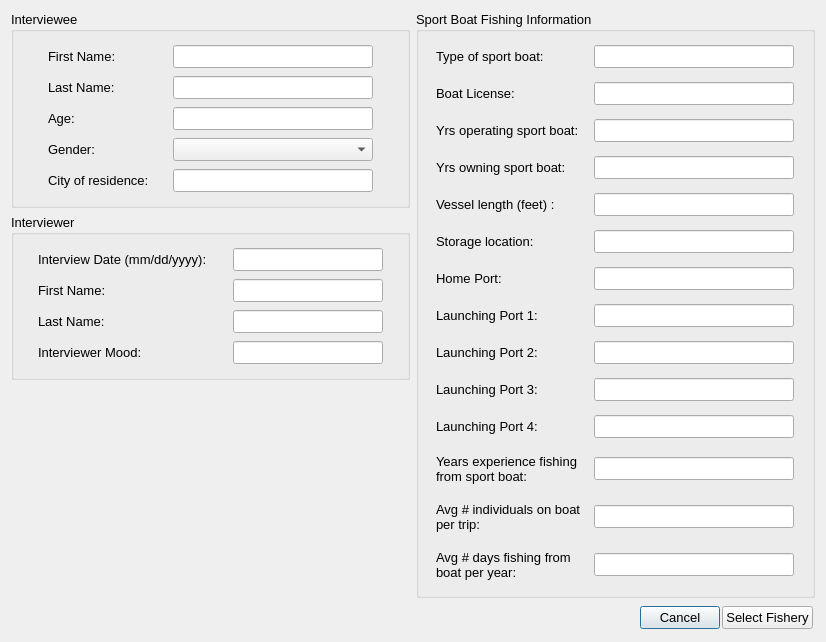
The window that oom_norcal_rec/Interview/interviewstart.ui (Ecotrust/openoceanmap-desktop) describes before a commit, drawn with Qt 5.
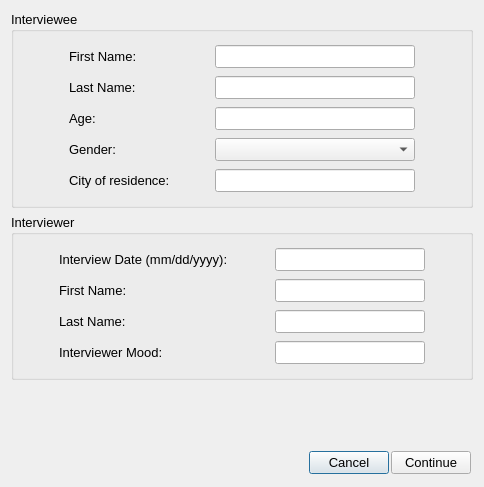
The same window after the commit.

```diff
--- a/oom_norcal_rec/Interview/interviewstart.ui
+++ b/oom_norcal_rec/Interview/interviewstart.ui
@@ -6,20 +6,20 @@
    <rect>
     <x>0</x>
     <y>0</y>
-    <width>826</width>
-    <height>639</height>
+    <width>484</width>
+    <height>487</height>
    </rect>
   </property>
   <property name="windowTitle" >
    <string>OpenOceanMap - Interview</string>
   </property>
-  <layout class="QVBoxLayout" name="verticalLayout_3" >
+  <layout class="QVBoxLayout" >
    <item>
-    <layout class="QHBoxLayout" name="horizontalLayout" >
+    <layout class="QHBoxLayout" >
      <item>
-      <layout class="QVBoxLayout" name="verticalLayout_6" >
+      <layout class="QVBoxLayout" >
        <item>
-        <layout class="QVBoxLayout" name="verticalLayout_4" >
+        <layout class="QVBoxLayout" >
          <item>
           <widget class="QGroupBox" name="interviewee" >
            <property name="font" >
@@ -30,7 +30,7 @@
            <property name="title" >
             <string>Interviewee</string>
            </property>
-           <layout class="QVBoxLayout" name="verticalLayout_2" >
+           <layout class="QVBoxLayout" >
             <property name="spacing" >
              <number>0</number>
             </property>
@@ -251,7 +251,7 @@
             </item>
             <item>
              <widget class="QWidget" native="1" name="age_2" >
-              <layout class="QHBoxLayout" name="_2" >
+              <layout class="QHBoxLayout" >
                <property name="spacing" >
                 <number>4</number>
                </property>
@@ -315,13 +315,13 @@
            <property name="title" >
             <string>Interviewer</string>
            </property>
-           <layout class="QVBoxLayout" name="verticalLayout_5" >
+           <layout class="QVBoxLayout" >
             <property name="spacing" >
              <number>0</number>
             </property>
             <item>
              <widget class="QWidget" native="1" name="interviewee_first_name_2" >
-              <layout class="QHBoxLayout" name="_3" >
+              <layout class="QHBoxLayout" >
                <property name="spacing" >
                 <number>4</number>
                </property>
@@ -374,7 +374,7 @@
             </item>
             <item>
              <widget class="QWidget" native="1" name="interviewee_first_name_3" >
-              <layout class="QHBoxLayout" name="_8" >
+              <layout class="QHBoxLayout" >
                <property name="spacing" >
                 <number>4</number>
                </property>
@@ -427,7 +427,7 @@
             </item>
             <item>
              <widget class="QWidget" native="1" name="interviewee_first_name_4" >
-              <layout class="QHBoxLayout" name="_9" >
+              <layout class="QHBoxLayout" >
                <property name="spacing" >
                 <number>4</number>
                </property>
@@ -480,7 +480,7 @@
             </item>
             <item>
              <widget class="QWidget" native="1" name="interviewee_first_name_5" >
-              <layout class="QHBoxLayout" name="_10" >
+              <layout class="QHBoxLayout" >
                <property name="spacing" >
                 <number>4</number>
                </property>
@@ -537,7 +537,7 @@
         </layout>
        </item>
        <item>
-        <spacer name="verticalSpacer" >
+        <spacer>
          <property name="orientation" >
           <enum>Qt::Vertical</enum>
          </property>
@@ -551,988 +551,11 @@
        </item>
       </layout>
      </item>
-     <item>
-      <widget class="QGroupBox" name="vessel_info" >
-       <property name="font" >
-        <font>
-         <pointsize>10</pointsize>
-        </font>
-       </property>
-       <property name="title" >
-        <string>Sport Boat Fishing Information</string>
-       </property>
-       <layout class="QVBoxLayout" name="verticalLayout" >
-        <item>
-         <widget class="QWidget" native="1" name="home_port_2" >
-          <property name="font" >
-           <font>
-            <pointsize>10</pointsize>
-           </font>
-          </property>
-          <layout class="QHBoxLayout" name="_4" >
-           <property name="spacing" >
-            <number>4</number>
-           </property>
-           <property name="margin" >
-            <number>4</number>
-           </property>
-           <item>
-            <widget class="QLabel" name="perc_income_text" >
-             <property name="minimumSize" >
-              <size>
-               <width>150</width>
-               <height>0</height>
-              </size>
-             </property>
-             <property name="maximumSize" >
-              <size>
-               <width>150</width>
-               <height>16777215</height>
-              </size>
-             </property>
-             <property name="font" >
-              <font>
-               <pointsize>10</pointsize>
-              </font>
-             </property>
-             <property name="text" >
-              <string>Type of sport boat:</string>
-             </property>
-            </widget>
-           </item>
-           <item>
-            <widget class="QLineEdit" name="type_boat_line" >
-             <property name="enabled" >
-              <bool>true</bool>
-             </property>
-             <property name="minimumSize" >
-              <size>
-               <width>100</width>
-               <height>0</height>
-              </size>
-             </property>
-             <property name="maximumSize" >
-              <size>
-               <width>200</width>
-               <height>16777215</height>
-              </size>
-             </property>
-             <property name="font" >
-              <font>
-               <pointsize>10</pointsize>
-              </font>
-             </property>
-             <property name="text" >
-              <string/>
-             </property>
-            </widget>
-           </item>
-          </layout>
-         </widget>
-        </item>
-        <item>
-         <widget class="QWidget" native="1" name="home_port_3" >
-          <property name="font" >
-           <font>
-            <pointsize>10</pointsize>
-           </font>
-          </property>
-          <layout class="QHBoxLayout" name="_5" >
-           <property name="spacing" >
-            <number>4</number>
-           </property>
-           <property name="margin" >
-            <number>4</number>
-           </property>
-           <item>
-            <widget class="QLabel" name="boat_license_text" >
-             <property name="minimumSize" >
-              <size>
-               <width>150</width>
-               <height>0</height>
-              </size>
-             </property>
-             <property name="maximumSize" >
-              <size>
-               <width>150</width>
-               <height>16777215</height>
-              </size>
-             </property>
-             <property name="font" >
-              <font>
-               <pointsize>10</pointsize>
-              </font>
-             </property>
-             <property name="text" >
-              <string>Boat License:</string>
-             </property>
-            </widget>
-           </item>
-           <item>
-            <widget class="QLineEdit" name="boat_license_line" >
-             <property name="enabled" >
-              <bool>true</bool>
-             </property>
-             <property name="minimumSize" >
-              <size>
-               <width>200</width>
-               <height>0</height>
-              </size>
-             </property>
-             <property name="maximumSize" >
-              <size>
-               <width>200</width>
-               <height>16777215</height>
-              </size>
-             </property>
-             <property name="font" >
-              <font>
-               <pointsize>10</pointsize>
-              </font>
-             </property>
-             <property name="text" >
-              <string/>
-             </property>
-            </widget>
-           </item>
-          </layout>
-         </widget>
-        </item>
-        <item>
-         <widget class="QWidget" native="1" name="ves_license" >
-          <property name="font" >
-           <font>
-            <pointsize>10</pointsize>
-           </font>
-          </property>
-          <layout class="QHBoxLayout" >
-           <property name="spacing" >
-            <number>4</number>
-           </property>
-           <property name="margin" >
-            <number>4</number>
-           </property>
-           <item>
-            <widget class="QLabel" name="yrs_operating_text" >
-             <property name="minimumSize" >
-              <size>
-               <width>150</width>
-               <height>0</height>
-              </size>
-             </property>
-             <property name="maximumSize" >
-              <size>
-               <width>150</width>
-               <height>16777215</height>
-              </size>
-             </property>
-             <property name="font" >
-              <font>
-               <pointsize>10</pointsize>
-              </font>
-             </property>
-             <property name="text" >
-              <string>Yrs operating sport boat:</string>
-             </property>
-            </widget>
-           </item>
-           <item>
-            <widget class="QLineEdit" name="yrs_operating_line" >
-             <property name="enabled" >
-              <bool>true</bool>
-             </property>
-             <property name="minimumSize" >
-              <size>
-               <width>200</width>
-               <height>0</height>
-              </size>
-             </property>
-             <property name="maximumSize" >
-              <size>
-               <width>200</width>
-               <height>16777215</height>
-              </size>
-             </property>
-             <property name="font" >
-              <font>
-               <pointsize>10</pointsize>
-              </font>
-             </property>
-             <property name="text" >
-              <string/>
-             </property>
-            </widget>
-           </item>
-          </layout>
-         </widget>
-        </item>
-        <item>
-         <widget class="QWidget" native="1" name="ves_license_2" >
-          <property name="font" >
-           <font>
-            <pointsize>10</pointsize>
-           </font>
-          </property>
-          <layout class="QHBoxLayout" name="_13" >
-           <property name="spacing" >
-            <number>4</number>
-           </property>
-           <property name="margin" >
-            <number>4</number>
-           </property>
-           <item>
-            <widget class="QLabel" name="yrs_owning_text" >
-             <property name="minimumSize" >
-              <size>
-               <width>150</width>
-               <height>0</height>
-              </size>
-             </property>
-             <property name="maximumSize" >
-              <size>
-               <width>150</width>
-               <height>16777215</height>
-              </size>
-             </property>
-             <property name="font" >
-              <font>
-               <pointsize>10</pointsize>
-              </font>
-             </property>
-             <property name="text" >
-              <string>Yrs owning sport boat:</string>
-             </property>
-            </widget>
-           </item>
-           <item>
-            <widget class="QLineEdit" name="yrs_owning_line" >
-             <property name="enabled" >
-              <bool>true</bool>
-             </property>
-             <property name="minimumSize" >
-              <size>
-               <width>200</width>
-               <height>0</height>
-              </size>
-             </property>
-             <property name="maximumSize" >
-              <size>
-               <width>200</width>
-               <height>16777215</height>
-              </size>
-             </property>
-             <property name="font" >
-              <font>
-               <pointsize>10</pointsize>
-              </font>
-             </property>
-             <property name="text" >
-              <string/>
-             </property>
-            </widget>
-           </item>
-          </layout>
-         </widget>
-        </item>
-        <item>
-         <widget class="QWidget" native="1" name="vessel_length" >
-          <property name="font" >
-           <font>
-            <pointsize>10</pointsize>
-           </font>
-          </property>
-          <layout class="QHBoxLayout" >
-           <property name="spacing" >
-            <number>4</number>
-           </property>
-           <property name="margin" >
-            <number>4</number>
-           </property>
-           <item>
-            <widget class="QLabel" name="vessel_length_text" >
-             <property name="minimumSize" >
-              <size>
-               <width>150</width>
-               <height>0</height>
-              </size>
-             </property>
-             <property name="maximumSize" >
-              <size>
-               <width>150</width>
-               <height>16777215</height>
-              </size>
-             </property>
-             <property name="font" >
-              <font>
-               <pointsize>10</pointsize>
-              </font>
-             </property>
-             <property name="text" >
-              <string>Vessel length (feet) :</string>
-             </property>
-            </widget>
-           </item>
-           <item>
-            <widget class="QLineEdit" name="vessel_length_line" >
-             <property name="enabled" >
-              <bool>true</bool>
-             </property>
-             <property name="minimumSize" >
-              <size>
-               <width>200</width>
-               <height>0</height>
-              </size>
-             </property>
-             <property name="maximumSize" >
-              <size>
-               <width>200</width>
-               <height>16777215</height>
-              </size>
-             </property>
-             <property name="font" >
-              <font>
-               <pointsize>10</pointsize>
-              </font>
-             </property>
-             <property name="text" >
-              <string/>
-             </property>
-            </widget>
-           </item>
-          </layout>
-         </widget>
-        </item>
-        <item>
-         <widget class="QWidget" native="1" name="vessel_length_3" >
-          <property name="font" >
-           <font>
-            <pointsize>10</pointsize>
-           </font>
-          </property>
-          <layout class="QHBoxLayout" name="_15" >
-           <property name="spacing" >
-            <number>4</number>
-           </property>
-           <property name="margin" >
-            <number>4</number>
-           </property>
-           <item>
-            <widget class="QLabel" name="storage_loc_text" >
-             <property name="minimumSize" >
-              <size>
-               <width>150</width>
-               <height>0</height>
-              </size>
-             </property>
-             <property name="maximumSize" >
-              <size>
-               <width>150</width>
-               <height>16777215</height>
-              </size>
-             </property>
-             <property name="font" >
-              <font>
-               <pointsize>10</pointsize>
-              </font>
-             </property>
-             <property name="text" >
-              <string>Storage location:</string>
-             </property>
-            </widget>
-           </item>
-           <item>
-            <widget class="QLineEdit" name="storage_loc_line" >
-             <property name="enabled" >
-              <bool>true</bool>
-             </property>
-             <property name="minimumSize" >
-              <size>
-               <width>200</width>
-               <height>0</height>
-              </size>
-             </property>
-             <property name="maximumSize" >
-              <size>
-               <width>200</width>
-               <height>16777215</height>
-              </size>
-             </property>
-             <property name="font" >
-              <font>
-               <pointsize>10</pointsize>
-              </font>
-             </property>
-             <property name="text" >
-              <string/>
-             </property>
-            </widget>
-           </item>
-          </layout>
-         </widget>
-        </item>
-        <item>
-         <widget class="QWidget" native="1" name="home_port" >
-          <property name="font" >
-           <font>
-            <pointsize>10</pointsize>
-           </font>
-          </property>
-          <layout class="QHBoxLayout" >
-           <property name="spacing" >
-            <number>4</number>
-           </property>
-           <property name="margin" >
-            <number>4</number>
-           </property>
-           <item>
-            <widget class="QLabel" name="home_port_text" >
-             <property name="minimumSize" >
-              <size>
-               <width>150</width>
-               <height>0</height>
-              </size>
-             </property>
-             <property name="maximumSize" >
-              <size>
-               <width>150</width>
-               <height>16777215</height>
-              </size>
-             </property>
-             <property name="font" >
-              <font>
-               <pointsize>10</pointsize>
-              </font>
-             </property>
-             <property name="text" >
-              <string>Home Port:</string>
-             </property>
-            </widget>
-           </item>
-           <item>
-            <widget class="QLineEdit" name="home_port_line" >
-             <property name="enabled" >
-              <bool>true</bool>
-             </property>
-             <property name="minimumSize" >
-              <size>
-               <width>200</width>
-               <height>0</height>
-              </size>
-             </property>
-             <property name="maximumSize" >
-              <size>
-               <width>200</width>
-               <height>16777215</height>
-              </size>
-             </property>
-             <property name="font" >
-              <font>
-               <pointsize>10</pointsize>
-              </font>
-             </property>
-             <property name="text" >
-              <string/>
-             </property>
-            </widget>
-           </item>
-          </layout>
-         </widget>
-        </item>
-        <item>
-         <widget class="QWidget" native="1" name="home_port_4" >
-          <property name="font" >
-           <font>
-            <pointsize>10</pointsize>
-           </font>
-          </property>
-          <layout class="QHBoxLayout" name="_7" >
-           <property name="spacing" >
-            <number>4</number>
-           </property>
-           <property name="margin" >
-            <number>4</number>
-           </property>
-           <item>
-            <widget class="QLabel" name="landing_port_text" >
-             <property name="minimumSize" >
-              <size>
-               <width>150</width>
-               <height>0</height>
-              </size>
-             </property>
-             <property name="maximumSize" >
-              <size>
-               <width>150</width>
-               <height>16777215</height>
-              </size>
-             </property>
-             <property name="font" >
-              <font>
-               <pointsize>10</pointsize>
-              </font>
-             </property>
-             <property name="text" >
-              <string>Launching Port 1:</string>
-             </property>
-            </widget>
-           </item>
-           <item>
-            <widget class="QLineEdit" name="landing_port_line" >
-             <property name="enabled" >
-              <bool>true</bool>
-             </property>
-             <property name="minimumSize" >
-              <size>
-               <width>200</width>
-               <height>0</height>
-              </size>
-             </property>
-             <property name="maximumSize" >
-              <size>
-               <width>200</width>
-               <height>16777215</height>
-              </size>
-             </property>
-             <property name="font" >
-              <font>
-               <pointsize>10</pointsize>
-              </font>
-             </property>
-             <property name="text" >
-              <string/>
-             </property>
-            </widget>
-           </item>
-          </layout>
-         </widget>
-        </item>
-        <item>
-         <widget class="QWidget" native="1" name="home_port_7" >
-          <property name="font" >
-           <font>
-            <pointsize>10</pointsize>
-           </font>
-          </property>
-          <layout class="QHBoxLayout" name="_16" >
-           <property name="spacing" >
-            <number>4</number>
-           </property>
-           <property name="margin" >
-            <number>4</number>
-           </property>
-           <item>
-            <widget class="QLabel" name="landing_port_text_2" >
-             <property name="minimumSize" >
-              <size>
-               <width>150</width>
-               <height>0</height>
-              </size>
-             </property>
-             <property name="maximumSize" >
-              <size>
-               <width>150</width>
-               <height>16777215</height>
-              </size>
-             </property>
-             <property name="font" >
-              <font>
-               <pointsize>10</pointsize>
-              </font>
-             </property>
-             <property name="text" >
-              <string>Launching Port 2:</string>
-             </property>
-            </widget>
-           </item>
-           <item>
-            <widget class="QLineEdit" name="landing_port_line_2" >
-             <property name="enabled" >
-              <bool>true</bool>
-             </property>
-             <property name="minimumSize" >
-              <size>
-               <width>200</width>
-               <height>0</height>
-              </size>
-             </property>
-             <property name="maximumSize" >
-              <size>
-               <width>200</width>
-               <height>16777215</height>
-              </size>
-             </property>
-             <property name="font" >
-              <font>
-               <pointsize>10</pointsize>
-              </font>
-             </property>
-             <property name="text" >
-              <string/>
-             </property>
-            </widget>
-           </item>
-          </layout>
-          <zorder>landing_port_line_2</zorder>
-          <zorder>landing_port_text_2</zorder>
-         </widget>
-        </item>
-        <item>
-         <widget class="QWidget" native="1" name="home_port_8" >
-          <property name="font" >
-           <font>
-            <pointsize>10</pointsize>
-           </font>
-          </property>
-          <layout class="QHBoxLayout" name="_17" >
-           <property name="spacing" >
-            <number>4</number>
-           </property>
-           <property name="margin" >
-            <number>4</number>
-           </property>
-           <item>
-            <widget class="QLabel" name="landing_port_text_3" >
-             <property name="minimumSize" >
-              <size>
-               <width>150</width>
-               <height>0</height>
-              </size>
-             </property>
-             <property name="maximumSize" >
-              <size>
-               <width>150</width>
-               <height>16777215</height>
-              </size>
-             </property>
-             <property name="font" >
-              <font>
-               <pointsize>10</pointsize>
-              </font>
-             </property>
-             <property name="text" >
-              <string>Launching Port 3:</string>
-             </property>
-            </widget>
-           </item>
-           <item>
-            <widget class="QLineEdit" name="landing_port_line_3" >
-             <property name="enabled" >
-              <bool>true</bool>
-             </property>
-             <property name="minimumSize" >
-              <size>
-               <width>200</width>
-               <height>0</height>
-              </size>
-             </property>
-             <property name="maximumSize" >
-              <size>
-               <width>200</width>
-               <height>16777215</height>
-              </size>
-             </property>
-             <property name="font" >
-              <font>
-               <pointsize>10</pointsize>
-              </font>
-             </property>
-             <property name="text" >
-              <string/>
-             </property>
-            </widget>
-           </item>
-          </layout>
-         </widget>
-        </item>
-        <item>
-         <widget class="QWidget" native="1" name="home_port_9" >
-          <property name="font" >
-           <font>
-            <pointsize>10</pointsize>
-           </font>
-          </property>
-          <layout class="QHBoxLayout" name="_18" >
-           <property name="spacing" >
-            <number>4</number>
-           </property>
-           <property name="margin" >
-            <number>4</number>
-           </property>
-           <item>
-            <widget class="QLabel" name="landing_port_text_4" >
-             <property name="minimumSize" >
-              <size>
-               <width>150</width>
-               <height>0</height>
-              </size>
-             </property>
-             <property name="maximumSize" >
-              <size>
-               <width>150</width>
-               <height>16777215</height>
-              </size>
-             </property>
-             <property name="font" >
-              <font>
-               <pointsize>10</pointsize>
-              </font>
-             </property>
-             <property name="text" >
-              <string>Launching Port 4:</string>
-             </property>
-            </widget>
-           </item>
-           <item>
-            <widget class="QLineEdit" name="landing_port_line_4" >
-             <property name="enabled" >
-              <bool>true</bool>
-             </property>
-             <property name="minimumSize" >
-              <size>
-               <width>200</width>
-               <height>0</height>
-              </size>
-             </property>
-             <property name="maximumSize" >
-              <size>
-               <width>200</width>
-               <height>16777215</height>
-              </size>
-             </property>
-             <property name="font" >
-              <font>
-               <pointsize>10</pointsize>
-              </font>
-             </property>
-             <property name="text" >
-              <string/>
-             </property>
-            </widget>
-           </item>
-          </layout>
-         </widget>
-        </item>
-        <item>
-         <widget class="QWidget" native="1" name="home_port_5" >
-          <property name="font" >
-           <font>
-            <pointsize>10</pointsize>
-           </font>
-          </property>
-          <layout class="QHBoxLayout" name="_11" >
-           <property name="spacing" >
-            <number>4</number>
-           </property>
-           <property name="margin" >
-            <number>4</number>
-           </property>
-           <item>
-            <widget class="QLabel" name="years_text" >
-             <property name="minimumSize" >
-              <size>
-               <width>150</width>
-               <height>34</height>
-              </size>
-             </property>
-             <property name="maximumSize" >
-              <size>
-               <width>150</width>
-               <height>16777215</height>
-              </size>
-             </property>
-             <property name="font" >
-              <font>
-               <pointsize>10</pointsize>
-              </font>
-             </property>
-             <property name="text" >
-              <string>Years experience fishing from sport boat:</string>
-             </property>
-             <property name="wordWrap" >
-              <bool>true</bool>
-             </property>
-            </widget>
-           </item>
-           <item>
-            <widget class="QLineEdit" name="years_fishing_line" >
-             <property name="enabled" >
-              <bool>true</bool>
-             </property>
-             <property name="minimumSize" >
-              <size>
-               <width>100</width>
-               <height>0</height>
-              </size>
-             </property>
-             <property name="maximumSize" >
-              <size>
-               <width>200</width>
-               <height>16777215</height>
-              </size>
-             </property>
-             <property name="font" >
-              <font>
-               <pointsize>10</pointsize>
-              </font>
-             </property>
-             <property name="text" >
-              <string/>
-             </property>
-            </widget>
-           </item>
-          </layout>
-         </widget>
-        </item>
-        <item>
-         <widget class="QWidget" native="1" name="vessel_length_2" >
-          <property name="font" >
-           <font>
-            <pointsize>10</pointsize>
-           </font>
-          </property>
-          <layout class="QHBoxLayout" name="_14" >
-           <property name="spacing" >
-            <number>4</number>
-           </property>
-           <property name="margin" >
-            <number>4</number>
-           </property>
-           <item>
-            <widget class="QLabel" name="avg_people_text" >
-             <property name="minimumSize" >
-              <size>
-               <width>150</width>
-               <height>34</height>
-              </size>
-             </property>
-             <property name="maximumSize" >
-              <size>
-               <width>150</width>
-               <height>16777215</height>
-              </size>
-             </property>
-             <property name="font" >
-              <font>
-               <pointsize>10</pointsize>
-              </font>
-             </property>
-             <property name="text" >
-              <string>Avg # individuals on boat per trip:</string>
-             </property>
-             <property name="wordWrap" >
-              <bool>true</bool>
-             </property>
-            </widget>
-           </item>
-           <item>
-            <widget class="QLineEdit" name="avg_people_line" >
-             <property name="enabled" >
-              <bool>true</bool>
-             </property>
-             <property name="minimumSize" >
-              <size>
-               <width>200</width>
-               <height>0</height>
-              </size>
-             </property>
-             <property name="maximumSize" >
-              <size>
-               <width>200</width>
-               <height>16777215</height>
-              </size>
-             </property>
-             <property name="font" >
-              <font>
-               <pointsize>10</pointsize>
-              </font>
-             </property>
-             <property name="text" >
-              <string/>
-             </property>
-            </widget>
-           </item>
-          </layout>
-         </widget>
-        </item>
-        <item>
-         <widget class="QWidget" native="1" name="vessel_length_4" >
-          <property name="font" >
-           <font>
-            <pointsize>10</pointsize>
-           </font>
-          </property>
-          <layout class="QHBoxLayout" name="_20" >
-           <property name="spacing" >
-            <number>4</number>
-           </property>
-           <property name="margin" >
-            <number>4</number>
-           </property>
-           <item>
-            <widget class="QLabel" name="avg_days_per_year_text" >
-             <property name="minimumSize" >
-              <size>
-               <width>150</width>
-               <height>34</height>
-              </size>
-             </property>
-             <property name="maximumSize" >
-              <size>
-               <width>150</width>
-               <height>16777215</height>
-              </size>
-             </property>
-             <property name="font" >
-              <font>
-               <pointsize>10</pointsize>
-              </font>
-             </property>
-             <property name="text" >
-              <string>Avg # days fishing from boat per year:</string>
-             </property>
-             <property name="wordWrap" >
-              <bool>true</bool>
-             </property>
-            </widget>
-           </item>
-           <item>
-            <widget class="QLineEdit" name="avg_days_per_year_line" >
-             <property name="enabled" >
-              <bool>true</bool>
-             </property>
-             <property name="minimumSize" >
-              <size>
-               <width>200</width>
-               <height>0</height>
-              </size>
-             </property>
-             <property name="maximumSize" >
-              <size>
-               <width>200</width>
-               <height>16777215</height>
-              </size>
-             </property>
-             <property name="font" >
-              <font>
-               <pointsize>10</pointsize>
-              </font>
-             </property>
-             <property name="text" >
-              <string/>
-             </property>
-            </widget>
-           </item>
-          </layout>
-         </widget>
-        </item>
-       </layout>
-      </widget>
-     </item>
     </layout>
    </item>
    <item>
     <widget class="QWidget" native="1" name="button_box" >
-     <layout class="QHBoxLayout" name="_19" >
+     <layout class="QHBoxLayout" >
       <property name="spacing" >
        <number>2</number>
       </property>
@@ -1572,7 +595,7 @@
          </font>
         </property>
         <property name="text" >
-         <string>Select Fishery</string>
+         <string>Continue</string>
         </property>
        </widget>
       </item>
```
